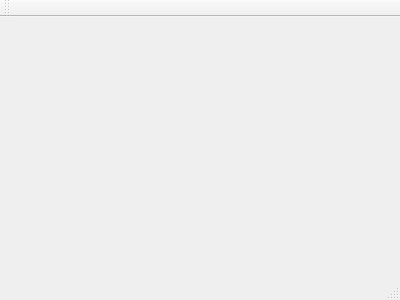
Foxhound31/RogaineHelper, file RogaineHelper/MainWindow.ui: the form before one commit.
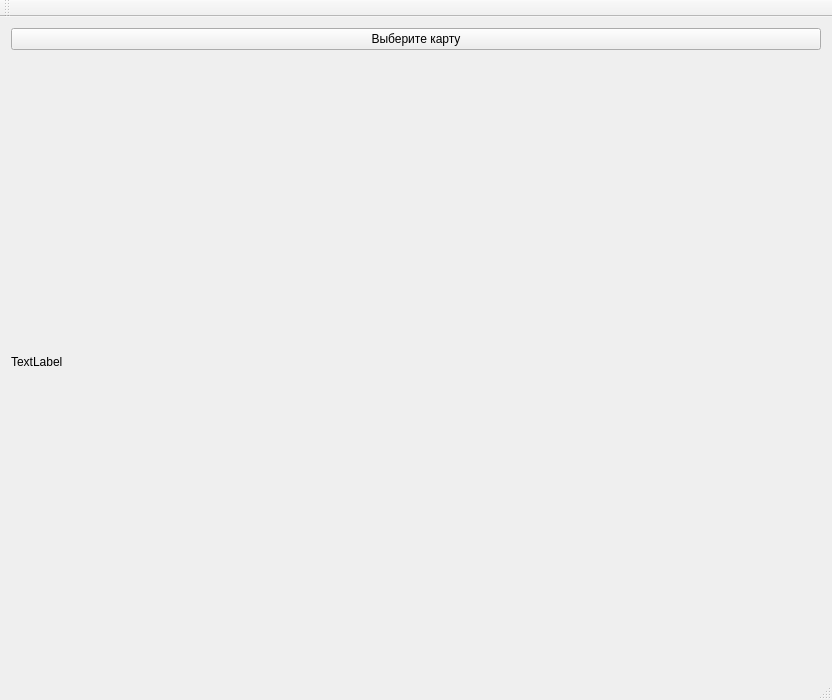
The form after the commit.

Commit message: - matToPixmap function is added. - label showing map is added.

The edit to the form file:
```diff
--- a/RogaineHelper/MainWindow.ui
+++ b/RogaineHelper/MainWindow.ui
@@ -1,24 +1,56 @@
 <ui version="4.0">
  <class>MainWindow</class>
- <widget class="QMainWindow" name="MainWindow" >
-  <property name="geometry" >
+ <widget class="QMainWindow" name="MainWindow">
+  <property name="geometry">
    <rect>
     <x>0</x>
     <y>0</y>
-    <width>400</width>
-    <height>300</height>
+    <width>832</width>
+    <height>700</height>
    </rect>
   </property>
   <property name="windowTitle" >
    <string>MainWindow</string>
   </property>
-  <widget class="QMenuBar" name="menuBar" />
-  <widget class="QToolBar" name="mainToolBar" />
-  <widget class="QWidget" name="centralWidget" />
-  <widget class="QStatusBar" name="statusBar" />
+  <widget class="QWidget" name="centralWidget">
+   <layout class="QVBoxLayout" name="verticalLayout">
+    <item>
+     <widget class="QPushButton" name="selectMapButton">
+      <property name="text">
+       <string>Выберите карту</string>
+      </property>
+     </widget>
+    </item>
+    <item>
+     <widget class="QLabel" name="mapLabel">
+      <property name="text">
+       <string>TextLabel</string>
+      </property>
+     </widget>
+    </item>
+   </layout>
+  </widget>
+  <widget class="QMenuBar" name="menuBar">
+   <property name="geometry">
+    <rect>
+     <x>0</x>
+     <y>0</y>
+     <width>832</width>
+     <height>21</height>
+    </rect>
+   </property>
+  </widget>
+  <widget class="QToolBar" name="mainToolBar">
+   <attribute name="toolBarArea">
+    <enum>TopToolBarArea</enum>
+   </attribute>
+   <attribute name="toolBarBreak">
+    <bool>false</bool>
+   </attribute>
+  </widget>
+  <widget class="QStatusBar" name="statusBar"/>
  </widget>
- <layoutDefault spacing="6" margin="11" />
- <pixmapfunction></pixmapfunction>
+ <layoutdefault spacing="6" margin="11"/>
  <resources/>
  <connections/>
 </ui>
```
Left out of the diff: 3 changed lines with no effect on the pictures. The commit also changes 5 other files.
